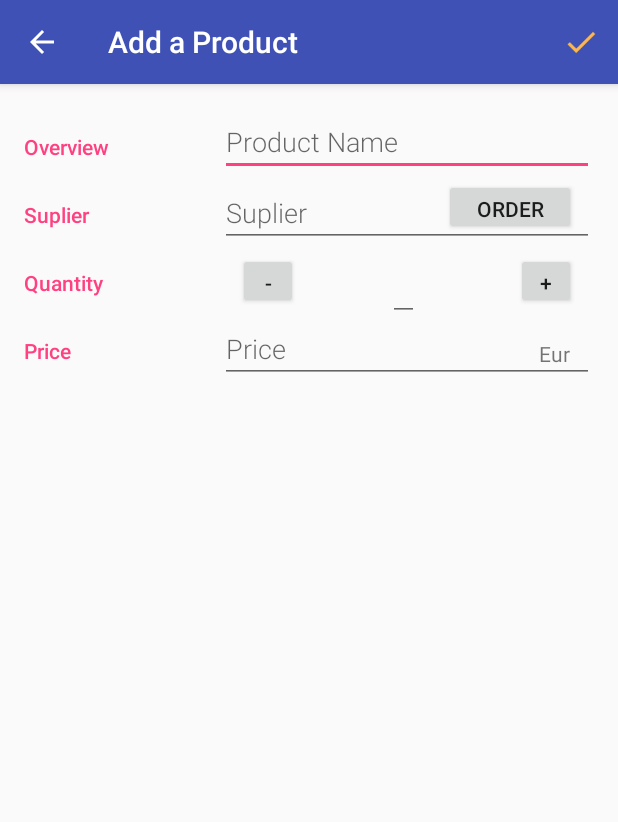
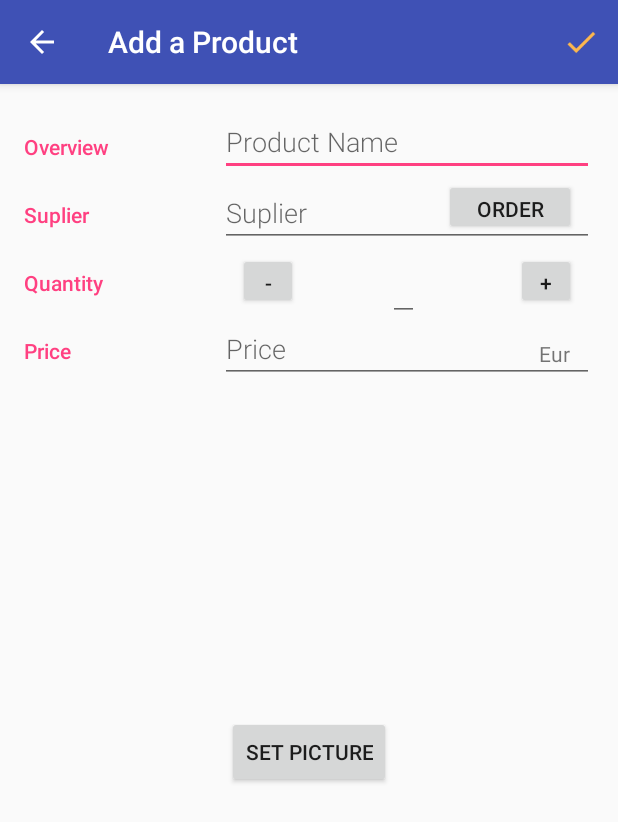
Before and after one commit to stavrr0ss/StoreInventory, an Android app: the EditActivity screen opened directly, with no data from a screen before it, on a phone screen of 412 x 824 dp. Shown: the top 822 px of the screen. Run offline under Robolectric (Android 15) with nearby library versions, the phone set to English and light mode, and no system bars.

Commit message:
implemented image in EditActivity resulting in errors

```diff
--- a/app/src/main/java/com/example/android/storeinventory/CatalogActivity.java
+++ b/app/src/main/java/com/example/android/storeinventory/CatalogActivity.java
@@ -17,6 +17,7 @@ import android.widget.ListView;
 import static com.example.android.storeinventory.data.ProductContract.ProductEntry;
 
 public class CatalogActivity extends AppCompatActivity implements LoaderManager.LoaderCallbacks<Cursor>{
+
     private static final int PRODUCT_LOADER = 0;
     ProductCursorAdapter mCursorAdapter;
 
--- a/app/src/main/java/com/example/android/storeinventory/ProductCursorAdapter.java
+++ b/app/src/main/java/com/example/android/storeinventory/ProductCursorAdapter.java
@@ -33,14 +33,13 @@ public class ProductCursorAdapter extends CursorAdapter {
     @Override
     public void bindView(View view, final Context context, Cursor cursor) {
 
-        final Uri uri = ContentUris.withAppendedId(ProductEntry.CONTENT_URI,
+        final Uri mUri = ContentUris.withAppendedId(ProductEntry.CONTENT_URI,
                 cursor.getInt(cursor.getColumnIndexOrThrow(ProductEntry._ID)));
 
         TextView productName = (TextView)view.findViewById(R.id.product_name);
         TextView productQuantity = (TextView)view.findViewById(quantity);
         TextView productPrice = (TextView)view.findViewById(R.id.price);
 
-        final int productId = cursor.getInt(cursor.getColumnIndex(ProductEntry._ID));
         String product = cursor.getString(cursor.getColumnIndex(ProductEntry.COLUMN_PRODUCT));
         final int quantity = cursor.getInt(cursor.getColumnIndex(ProductEntry.COLUMN_QUANTITY));
         String price = cursor.getString(cursor.getColumnIndex(ProductEntry.COLUMN_PRICE));
@@ -58,7 +57,7 @@ public class ProductCursorAdapter extends CursorAdapter {
                     ContentValues values = new ContentValues();
                     values.put(ProductEntry.COLUMN_QUANTITY, remainingQuantity);
                     // Update the database
-                    context.getContentResolver().update(uri,values,null,null);
+                    context.getContentResolver().update(mUri,values,null,null);
                 } else {
                     Toast.makeText(context, R.string.quantity_not_available_toast, Toast.LENGTH_SHORT).show();
                 }
--- a/app/src/main/java/com/example/android/storeinventory/data/ProductContract.java
+++ b/app/src/main/java/com/example/android/storeinventory/data/ProductContract.java
@@ -23,6 +23,7 @@ public final class ProductContract {
         public static final String COLUMN_QUANTITY = "quantity";
         public static final String COLUMN_PRICE = "price";
         public static final String COLUMN_SUPLIER = "suplier";
+        public static final String COLUMN_IMAGE = "image";
 
         public static final Uri CONTENT_URI = Uri.withAppendedPath(BASE_CONTENT_URI, PATH_PRODUCT);
 
--- a/app/src/main/java/com/example/android/storeinventory/data/ProductDbHelper.java
+++ b/app/src/main/java/com/example/android/storeinventory/data/ProductDbHelper.java
@@ -17,6 +17,7 @@ public class ProductDbHelper extends SQLiteOpenHelper {
             ProductEntry.COLUMN_PRODUCT + " TEXT NOT NULL," +
             ProductEntry.COLUMN_QUANTITY + " INTEGER NOT NULL DEFAULT 0," +
             ProductEntry.COLUMN_PRICE + " INTEGER NOT NULL DEFAULT 0," +
+            ProductEntry.COLUMN_IMAGE + " TEXT," +
             ProductEntry.COLUMN_SUPLIER + " TEXT NOT NULL);";
 
     private static final String SQL_DELETE_ENTRIES =
--- a/app/src/main/res/layout/activity_edit.xml
+++ b/app/src/main/res/layout/activity_edit.xml
@@ -170,9 +170,20 @@
         </RelativeLayout>
     </LinearLayout>
 
+
     <ImageView
         android:id="@+id/product_picture"
-        android:layout_width="match_parent"
-        android:layout_height="match_parent"
-        android:padding="30dp"/>
+        android:layout_width="200dp"
+        android:layout_height="200dp"
+        android:padding="30dp"
+        android:layout_marginTop="24dp"
+        android:layout_gravity="center"/>
+
+    <Button
+        android:id="@+id/choose_picture"
+        android:layout_width="wrap_content"
+        android:layout_height="wrap_content"
+        android:text="Set Picture"
+        android:layout_gravity="center"/>
+
 </LinearLayout>
--- a/app/src/main/res/layout/list_item.xml
+++ b/app/src/main/res/layout/list_item.xml
@@ -95,6 +95,7 @@
         android:layout_centerVertical="true"
         android:layout_marginRight="16dp"
         android:clickable="true"
+        android:focusable="false"
         android:src="@drawable/cart_"
         />
 </RelativeLayout>
```
Also changed, not shown: app/src/main/java/com/example/android/storeinventory/EditActivity.java (+134 -14 lines), app/src/main/res/drawable-hdpi/empty_cart.png (added), app/src/main/res/drawable-mdpi/empty_cart.png (added), app/src/main/res/drawable-xhdpi/empty_cart.png (added), app/src/main/res/drawable-xxhdpi/empty_cart.png (added), app/src/main/res/drawable-xxxhdpi/empty_cart.png (added).
